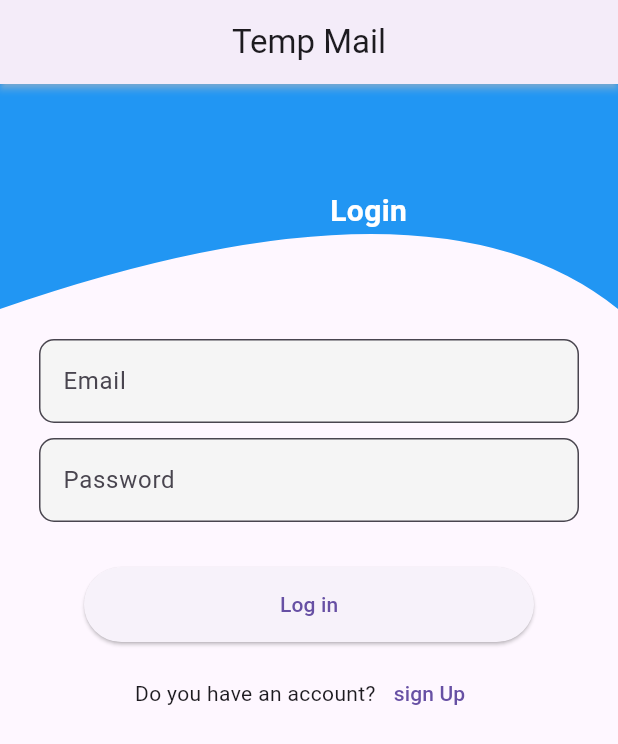
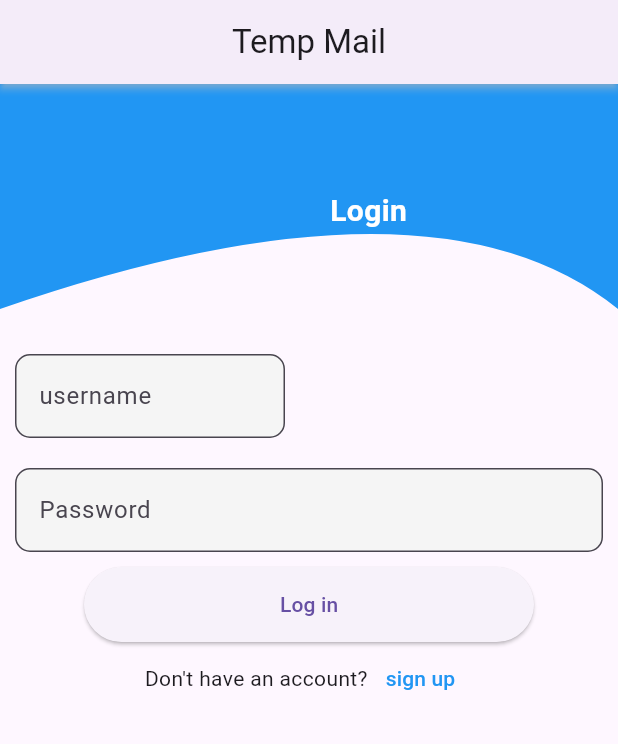
Before and after one commit to NNDipuIslam/email, a Flutter app: the screen it shows after launch, on a phone screen of 412 x 824 dp. Shown: the top 744 px of the screen. Run offline on Flutter 3.47's test engine with Material 3 defaults, Android fonts, the phone set to English and light mode, and no system bars; our stand-ins replace bloc, flutter_bloc.

```diff
--- a/lib/features/bloc/account_event.dart
+++ b/lib/features/bloc/account_event.dart
@@ -14,3 +14,12 @@ class CreateAccountEvent extends AccountEvent {
     required this.password,
   });
 }
+
+class CheckAccountEvent extends AccountEvent {
+  String email;
+  String password;
+  CheckAccountEvent({
+    required this.email,
+    required this.password,
+  });
+}
--- a/lib/features/bloc/account_state.dart
+++ b/lib/features/bloc/account_state.dart
@@ -22,6 +22,10 @@ class AccountCreateErrorState extends AccountState {
   });
 }
 
+class AccountCheckSuccessState extends AccountState {}
+
+class AccountCheckErrorState extends AccountState {}
+
 class PasswordVisibilityChangeState extends AccountState {
   final bool isPasswordVisible;
 
--- a/lib/features/bloc/posts_bloc.dart
+++ b/lib/features/bloc/posts_bloc.dart
@@ -3,6 +3,7 @@ import 'dart:convert';
 
 import 'package:bloc/bloc.dart';
 import 'package:email/features/models/domain_post_ui_data_model.dart';
+import 'package:email/features/repos/check_account_repo.dart';
 import 'package:email/features/repos/createAccount_repo.dart';
 import 'package:email/features/repos/domain_repo.dart';
 import 'package:flutter/material.dart';
--- a/lib/features/bloc/posts_event.dart
+++ b/lib/features/bloc/posts_event.dart
@@ -1,3 +1,4 @@
+// ignore_for_file: public_member_api_docs, sort_constructors_first
 part of 'posts_bloc.dart';
 
 @immutable
--- a/lib/features/repos/createAccount_repo.dart
+++ b/lib/features/repos/createAccount_repo.dart
@@ -19,9 +19,6 @@ class CreateAccountRepo {
         },
         body: json.encode(data),
       );
-
-      print(response.statusCode);
-
       if (response.statusCode >= 200 && response.statusCode < 300) {
         return true;
       } else {
--- a/lib/features/ui/create.dart
+++ b/lib/features/ui/create.dart
@@ -45,7 +45,6 @@ class _createState extends State<create> {
               _obsecure = state.isPasswordVisible;
             }
             if (state is AccountCreateErrorState) {
-              print(10);
               showDialog(
                   context: context,
                   builder: (context) {
--- a/lib/features/ui/login.dart
+++ b/lib/features/ui/login.dart
@@ -1,5 +1,7 @@
+import 'package:email/features/bloc/account_bloc.dart';
 import 'package:email/features/bloc/posts_bloc.dart';
 import 'package:email/features/models/clipPath.dart';
+import 'package:email/features/ui/dashboard.dart';
 import 'package:email/features/ui/domain.dart';
 import 'package:flutter/material.dart';
 import 'package:flutter_bloc/flutter_bloc.dart';
@@ -12,6 +14,9 @@ class login extends StatefulWidget {
 }
 
 class _loginState extends State<login> {
+  final TextEditingController emailController = TextEditingController();
+  final TextEditingController passwordController = TextEditingController();
+  AccountBloc accountBloc = AccountBloc();
   @override
   Widget build(BuildContext context) {
     return Scaffold(
@@ -20,69 +25,111 @@ class _loginState extends State<login> {
         elevation: 2,
         shadowColor: Colors.white,
       ),
-      body: Column(
-        children: [
+      body: BlocListener<AccountBloc, AccountState>(
+          bloc: accountBloc,
+          listener: (context, state) {
+            if (state is AccountCheckSuccessState) {
+              Navigator.push(context,
+                  MaterialPageRoute(builder: (context) => dashboard()));
+            }
+            if (state is AccountCheckErrorState) {
+              showDialog(
+                  context: context,
+                  builder: (context) {
+                    return Container(
+                      child: AlertDialog(
+                        title: Text("Alert"),
+                        content: Text("Sorry!!Somwthing is wrong"),
+                        actions: [
+                          TextButton(
+                            onPressed: () {
+                              Navigator.of(context).pop(); // Close the dialog
+                            },
+                            child: Text('OK'),
+                          ),
+                        ],
+                      ),
+                    );
+                  });
+            }
+          },
+          child: Column(children: [
             custom(name: "Login"),
             SizedBox(
               height: 20,
             ),
+            Row(
+              children: [
                 Container(
-            padding: EdgeInsets.fromLTRB(26, 0, 26, 0),
+                  padding: EdgeInsets.all(10),
+                  width: 200,
                   child: TextField(
-              style: TextStyle(color: Colors.black),
+                    controller: emailController,
+                    style: TextStyle(),
                     decoration: InputDecoration(
                         fillColor: Colors.grey.shade100,
                         filled: true,
-                  hintText: "Email",
+                        hintText: "username",
                         border: OutlineInputBorder(
                           borderRadius: BorderRadius.circular(10),
                         )),
                   ),
                 ),
+              ],
+            ),
             Container(
-            padding: EdgeInsets.fromLTRB(26, 10, 26, 0),
+              padding: EdgeInsets.all(10),
               child: TextField(
+                controller: passwordController,
                 style: TextStyle(),
-              obscureText: true,
+                // obscureText: _obsecure,
                 decoration: InputDecoration(
                   fillColor: Colors.grey.shade100,
                   filled: true,
                   hintText: "Password",
                   border: OutlineInputBorder(
                     borderRadius: BorderRadius.circular(10),
-                  )),
+                  ),
+                  /*suffixIcon: IconButton(
+                    onPressed: () {
+                      //   accountBloc.add(PasswordVisibilityChangeEvent());
+                    },
+                    icon: Icon(
+                        // _obsecure ? Icons.visibility_off : Icons.visibility,
+                        // color: Colors.grey,
+                        )
+                  )*/
                 ),
               ),
-          SizedBox(
-            height: 30,
             ),
             ElevatedButton(
                 onPressed: () {
-                // Navigator.push(context, MaterialPageRoute(builder: (context) => check(),))
+                  String email = emailController.text + "@yogirt.com";
+                  String password = passwordController.text;
+                  emailController.clear();
+                  passwordController.clear();
+                  accountBloc
+                      .add(CheckAccountEvent(email: email, password: password));
                 },
                 style: ButtonStyle(
                     minimumSize: MaterialStatePropertyAll(Size(300, 50))),
                 child: Text("Log in")),
-          SizedBox(
-            height: 10,
-          ),
             Row(
               mainAxisAlignment: MainAxisAlignment.center,
               children: [
-              Text("Do you have an account?"),
+                Text("Don't have an account?"),
                 TextButton(
                     onPressed: () {
-                    Navigator.push(
-                        context,
-                        MaterialPageRoute(
-                          builder: (context) => domain(),
-                        ));
+                      Navigator.push(context,
+                          MaterialPageRoute(builder: (context) => domain()));
                     },
-                  child: Text("sign Up"))
+                    child: Text(
+                      "sign up",
+                      style: TextStyle(color: Colors.blue),
+                    ))
               ],
             )
-        ],
-      ),
+          ])),
     );
   }
 }
```
Also changed, not shown: lib/features/bloc/account_bloc.dart (+13 -4 lines), lib/features/repos/check_account_repo.dart (added, +40 -0 lines), lib/features/ui/dashboard.dart (added, +20 -0 lines). Lines whose indentation alone changed are shown as unchanged.
